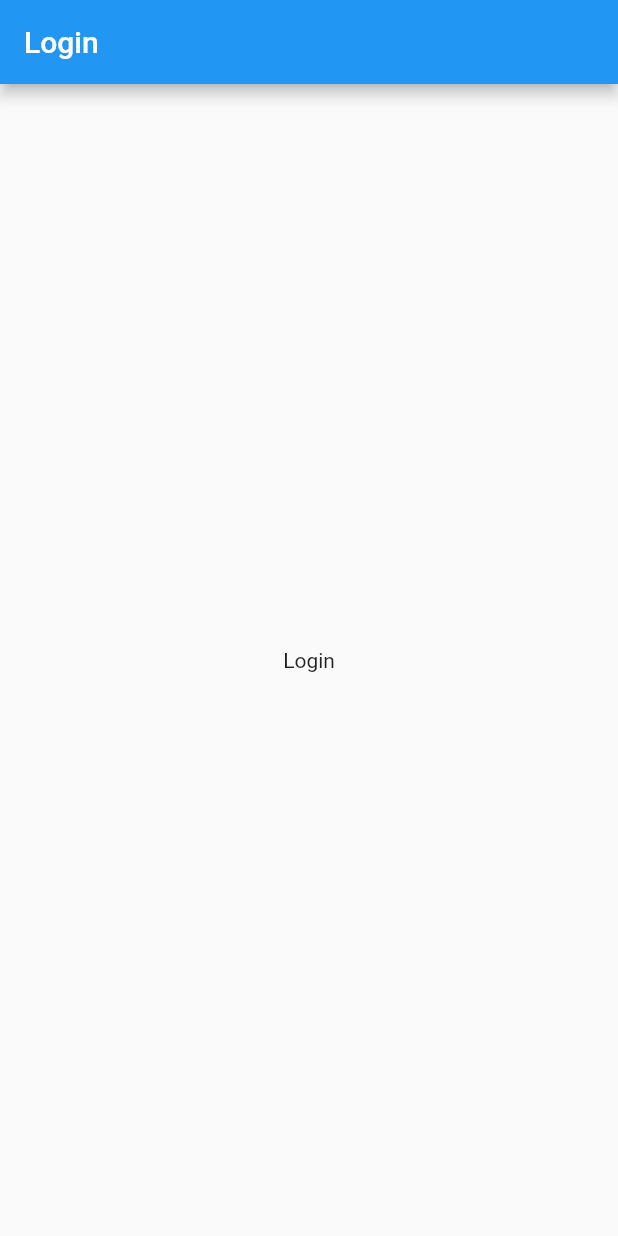
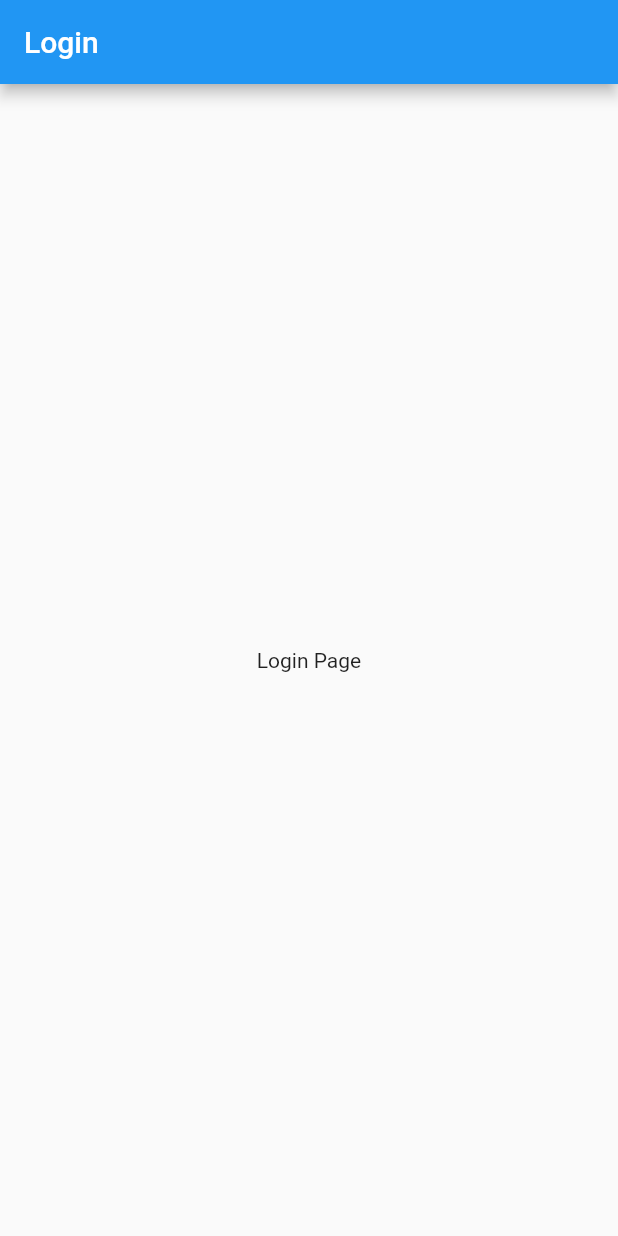
Before and after one commit to AkhmadRamadani/mood-journal, a Flutter app: the screen it shows after launch, on a phone screen of 412 x 824 dp. Run offline on Flutter 3.47's test engine with Material 2 defaults, Android fonts, the phone set to English and light mode, and no system bars; our stand-ins replace flutter_screenutil, get.

Commit message:
Test Push Fauzi

```diff
--- a/lib/modules/auth/views/login_view.dart
+++ b/lib/modules/auth/views/login_view.dart
@@ -10,7 +10,7 @@ class LoginView extends StatelessWidget {
         title: const Text('Login'),
       ),
       body: const Center(
-        child: Text('Login'),
+        child: Text('Login Page'),
       ),
     );
   }
```
